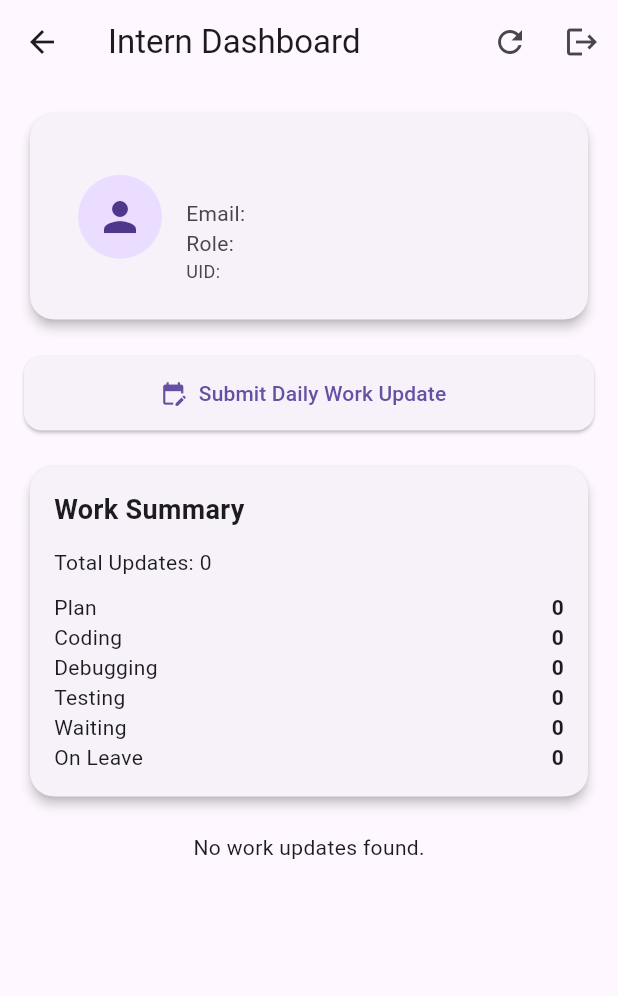
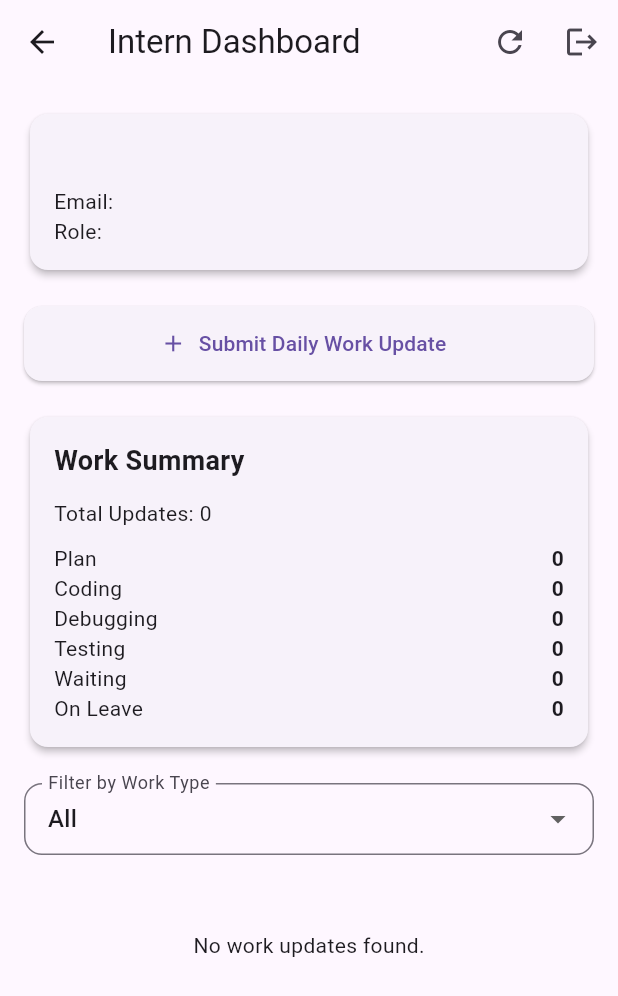
Before and after one commit to MaleeshaHe/internflow-app, a Flutter app: the InternView screen opened directly, on a phone screen of 412 x 824 dp. Shown: the top 996 px of the screen. Run offline on Flutter 3.47's test engine with Material 3 defaults, Android fonts, the phone set to English and light mode, and no system bars; our stand-ins replace cloud_firestore, firebase_auth, firebase_core; accounts and stored records are empty.

Commit message:
Enhance InternView: add filtering options for work updates, improve UI components, and refine update display logic

```diff
--- a/lib/models/WorkUpdateModel.dart
+++ b/lib/models/WorkUpdateModel.dart
@@ -1,3 +1,5 @@
+import 'package:cloud_firestore/cloud_firestore.dart';
+
 class WorkUpdate {
   final String userId;
   final String date; // ISO format: yyyy-MM-dd
@@ -9,6 +11,7 @@ class WorkUpdate {
   final bool onLeave;
   final String description;
   final String submittedAt;
+  final Timestamp? timestamp;
 
   WorkUpdate({
     required this.userId,
@@ -21,6 +24,7 @@ class WorkUpdate {
     required this.onLeave,
     required this.description,
     required this.submittedAt,
+    this.timestamp,
   });
 
   factory WorkUpdate.fromJson(Map<String, dynamic> json) {
@@ -35,6 +39,7 @@ class WorkUpdate {
       onLeave: json['onLeave'] ?? false,
       description: json['description'] ?? '',
       submittedAt: json['submittedAt'] ?? '',
+      timestamp: json['timestamp'],
     );
   }
 
@@ -50,6 +55,7 @@ class WorkUpdate {
       'onLeave': onLeave,
       'description': description,
       'submittedAt': submittedAt,
+      'timestamp': timestamp ?? FieldValue.serverTimestamp(),
     };
   }
 }
--- a/lib/screens/home/intern_view.dart
+++ b/lib/screens/home/intern_view.dart
@@ -18,8 +18,24 @@ class _InternViewState extends State<InternView> {
 
   UserModel? _userModel;
   bool _isLoading = true;
+  List<WorkUpdate> _workUpdates = [];
+  String _selectedFilter = 'All';
 
-  List<WorkUpdate> _workUpdates = [];
+  final List<String> _filterOptions = [
+    'All',
+    'Plan',
+    'Coding',
+    'Debugging',
+    'Testing',
+    'Waiting',
+    'On Leave',
+  ];
+
+  @override
+  void initState() {
+    super.initState();
+    _fetchUserDetails();
+  }
 
   Future<void> _fetchUserDetails() async {
     try {
@@ -35,7 +51,7 @@ class _InternViewState extends State<InternView> {
     } catch (e) {
       print('Error fetching user details: $e');
     }
-    await _fetchWorkUpdates(); // Wait for work updates to finish
+    await _fetchWorkUpdates();
   }
 
   Future<void> _fetchWorkUpdates() async {
@@ -52,6 +68,29 @@ class _InternViewState extends State<InternView> {
           snapshot.docs.map((doc) => WorkUpdate.fromJson(doc.data())).toList();
       _isLoading = false;
     });
+  }
+
+  List<WorkUpdate> _filteredUpdates() {
+    if (_selectedFilter == 'All') return _workUpdates;
+
+    return _workUpdates.where((update) {
+      switch (_selectedFilter) {
+        case 'Plan':
+          return update.plan;
+        case 'Coding':
+          return update.coding;
+        case 'Debugging':
+          return update.debugging;
+        case 'Testing':
+          return update.testing;
+        case 'Waiting':
+          return update.waiting;
+        case 'On Leave':
+          return update.onLeave;
+        default:
+          return false;
+      }
+    }).toList();
   }
 
   Map<String, int> _getStats() {
@@ -75,12 +114,6 @@ class _InternViewState extends State<InternView> {
   }
 
   @override
-  void initState() {
-    super.initState();
-    _fetchUserDetails();
-  }
-
-  @override
   Widget build(BuildContext context) {
     final theme = Theme.of(context);
 
@@ -90,15 +123,11 @@ class _InternViewState extends State<InternView> {
         actions: [
           IconButton(
             icon: const Icon(Icons.refresh),
-            onPressed: () async {
-              await _fetchUserDetails();
-            },
+            onPressed: _fetchUserDetails,
           ),
           IconButton(
             icon: const Icon(Icons.logout),
-            onPressed: () async {
-              await _auth.signOut();
-            },
+            onPressed: () async => await _auth.signOut(),
           ),
         ],
       ),
@@ -117,8 +146,20 @@ class _InternViewState extends State<InternView> {
                       const SizedBox(height: 20),
                       _buildSummaryCard(),
                       const SizedBox(height: 20),
-                      if (_workUpdates.isEmpty)
-                        const Center(child: Text('No work updates found.')),
+                      _buildFilterDropdown(),
+                      const SizedBox(height: 10),
+                      _filteredUpdates().isEmpty
+                          ? const Center(
+                              child: Padding(
+                                padding: EdgeInsets.symmetric(vertical: 40),
+                                child: Text('No work updates found.'),
+                              ),
+                            )
+                          : Column(
+                              children: _filteredUpdates()
+                                  .map(_buildUpdateCard)
+                                  .toList(),
+                            ),
                     ],
                   ),
                 ),
@@ -126,33 +167,21 @@ class _InternViewState extends State<InternView> {
   }
 
   Widget _buildUserHeader(ThemeData theme) {
-    if (_userModel == null) return const SizedBox.shrink();
-
     return Card(
-      elevation: 3,
-      shape: RoundedRectangleBorder(borderRadius: BorderRadius.circular(16)),
+      elevation: 2,
+      shape: RoundedRectangleBorder(borderRadius: BorderRadius.circular(12)),
       child: Padding(
-        padding: const EdgeInsets.all(16.0),
-        child: ListTile(
-          leading: const CircleAvatar(
-            radius: 28,
-            child: Icon(Icons.person, size: 32),
-          ),
-          title: Text(
-            _userModel!.name ?? '',
-            style: theme.textTheme.titleLarge
-                ?.copyWith(fontWeight: FontWeight.bold),
-          ),
-          subtitle: Column(
-            crossAxisAlignment: CrossAxisAlignment.start,
-            children: [
-              const SizedBox(height: 4),
-              Text('Email: ${_userModel!.email}'),
-              Text('Role: ${_userModel!.role}'),
-              Text('UID: ${_userModel!.uid}',
-                  style: const TextStyle(fontSize: 12)),
-            ],
-          ),
+        padding: const EdgeInsets.all(16),
+        child: Column(
+          crossAxisAlignment: CrossAxisAlignment.start,
+          children: [
+            Text(_userModel?.name ?? '',
+                style: theme.textTheme.titleLarge
+                    ?.copyWith(fontWeight: FontWeight.bold)),
+            const SizedBox(height: 4),
+            Text('Email: ${_userModel?.email ?? ''}'),
+            Text('Role: ${_userModel?.role ?? ''}'),
+          ],
         ),
       ),
     );
@@ -160,7 +189,7 @@ class _InternViewState extends State<InternView> {
 
   Widget _buildActionButton() {
     return ElevatedButton.icon(
-      icon: const Icon(Icons.edit_calendar),
+      icon: const Icon(Icons.add),
       label: const Text('Submit Daily Work Update'),
       style: ElevatedButton.styleFrom(
         minimumSize: const Size.fromHeight(50),
@@ -177,12 +206,11 @@ class _InternViewState extends State<InternView> {
 
   Widget _buildSummaryCard() {
     final stats = _getStats();
-
     return Card(
-      elevation: 3,
-      shape: RoundedRectangleBorder(borderRadius: BorderRadius.circular(16)),
+      elevation: 2,
+      shape: RoundedRectangleBorder(borderRadius: BorderRadius.circular(12)),
       child: Padding(
-        padding: const EdgeInsets.all(16.0),
+        padding: const EdgeInsets.all(16),
         child: Column(
           crossAxisAlignment: CrossAxisAlignment.start,
           children: [
@@ -204,4 +232,49 @@ class _InternViewState extends State<InternView> {
       ),
     );
   }
+
+  Widget _buildFilterDropdown() {
+    return DropdownButtonFormField<String>(
+      value: _selectedFilter,
+      decoration: InputDecoration(
+        labelText: 'Filter by Work Type',
+        border: OutlineInputBorder(borderRadius: BorderRadius.circular(12)),
+        contentPadding: const EdgeInsets.symmetric(horizontal: 12, vertical: 8),
+      ),
+      items: _filterOptions
+          .map((type) => DropdownMenuItem(value: type, child: Text(type)))
+          .toList(),
+      onChanged: (value) {
+        setState(() => _selectedFilter = value!);
+      },
+    );
+  }
+
+  Widget _buildUpdateCard(WorkUpdate update) {
+    final timestamp = update.timestamp;
+    String formattedDate = 'Unknown';
+
+    if (timestamp != null) {
+      try {
+        formattedDate =
+            timestamp.toDate().toLocal().toString().split('.').first;
+      } catch (e) {
+        print('Error formatting timestamp: $e');
+      }
+    }
+
+    return Card(
+      margin: const EdgeInsets.symmetric(vertical: 6),
+      shape: RoundedRectangleBorder(borderRadius: BorderRadius.circular(12)),
+      elevation: 2,
+      child: ListTile(
+        leading: const Icon(Icons.task_alt_rounded),
+        title: Text(update.description ?? 'No description'),
+        subtitle: Text(
+          formattedDate,
+          style: const TextStyle(fontSize: 12),
+        ),
+      ),
+    );
+  }
 }
```
